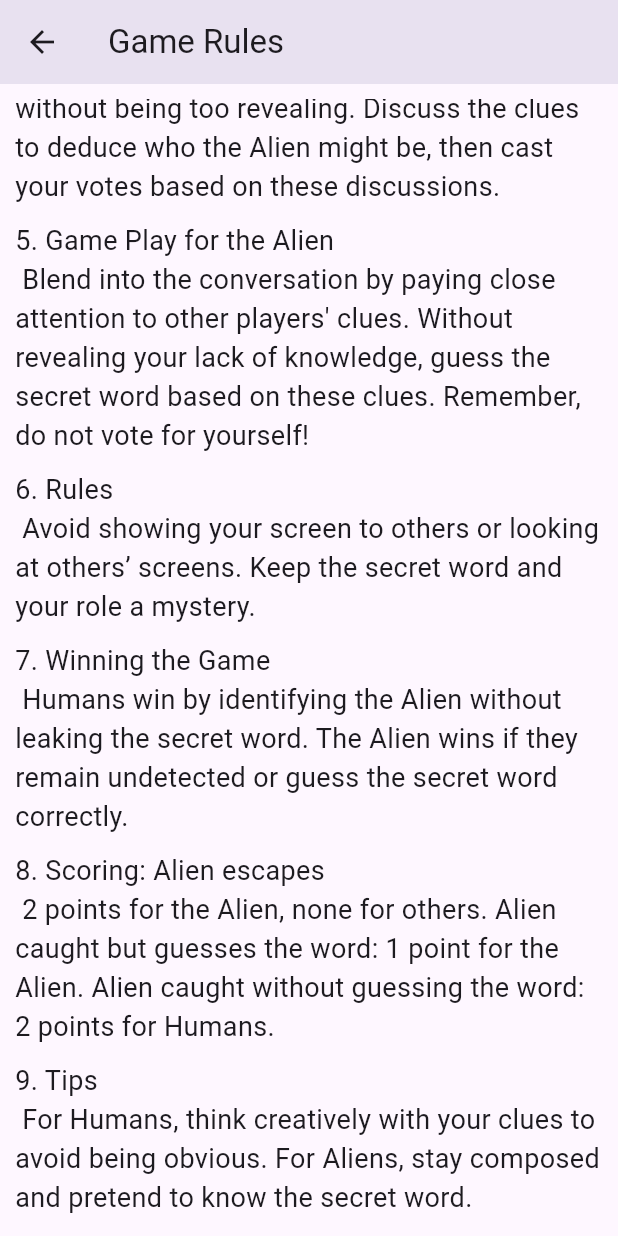
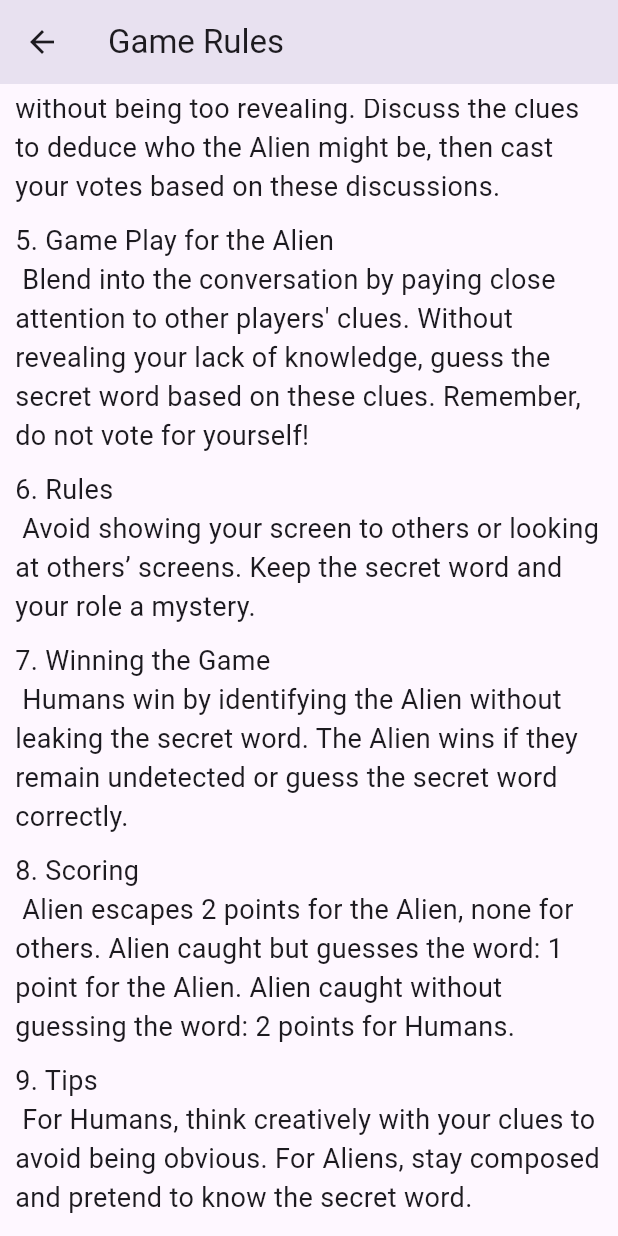
Before and after one commit to sesbusinesses/Chameleonmaxxing, a Flutter app: the HowToPage screen opened directly, scrolled down 549 dp, on a phone screen of 412 x 824 dp. Run offline on Flutter 3.47's test engine with Material 3 defaults, Android fonts, the phone set to English and light mode, and no system bars; our stand-ins replace cloud_firestore, firebase_core, google_fonts, shared_preferences; accounts and stored records are empty.

Commit message:
a commit.

```diff
--- a/chameleon/lib/pages/how_to_page.dart
+++ b/chameleon/lib/pages/how_to_page.dart
@@ -54,7 +54,7 @@ class HowToPage extends StatelessWidget {
             ),
             SizedBox(height: 10),
             Text(
-              '8. Scoring: Alien escapes \n 2 points for the Alien, none for others. Alien caught but guesses the word: 1 point for the Alien. Alien caught without guessing the word: 2 points for Humans.',
+              '8. Scoring \n Alien escapes 2 points for the Alien, none for others. Alien caught but guesses the word: 1 point for the Alien. Alien caught without guessing the word: 2 points for Humans.',
               style: TextStyle(fontSize: 18),
             ),
             SizedBox(height: 10),
```
